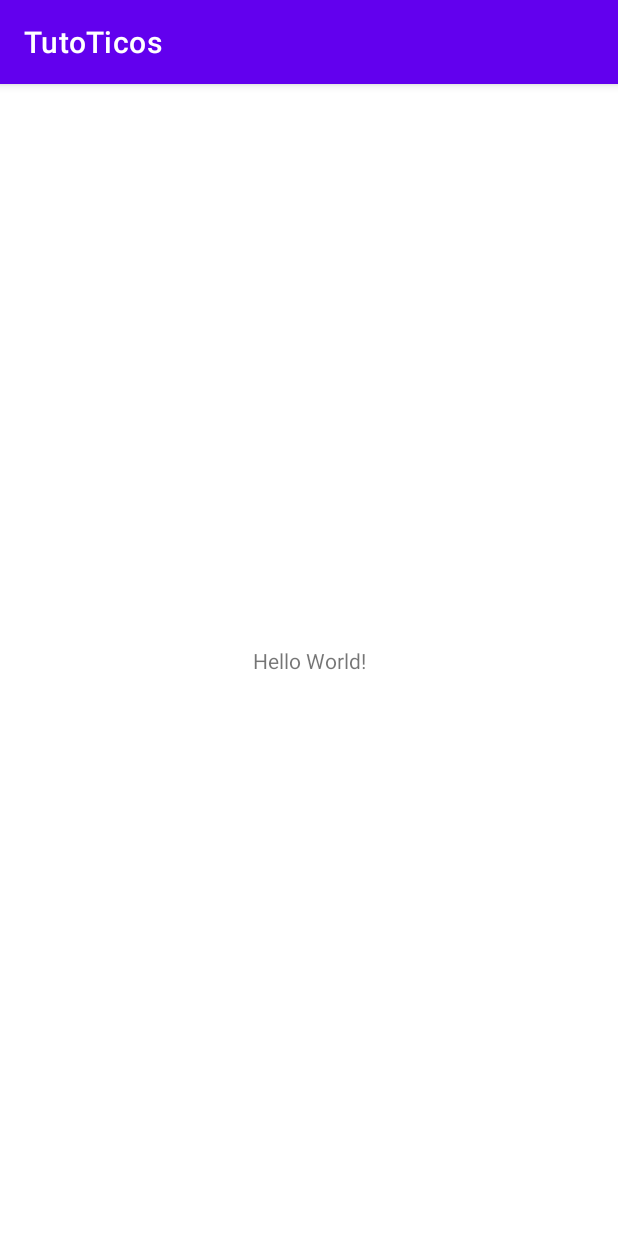
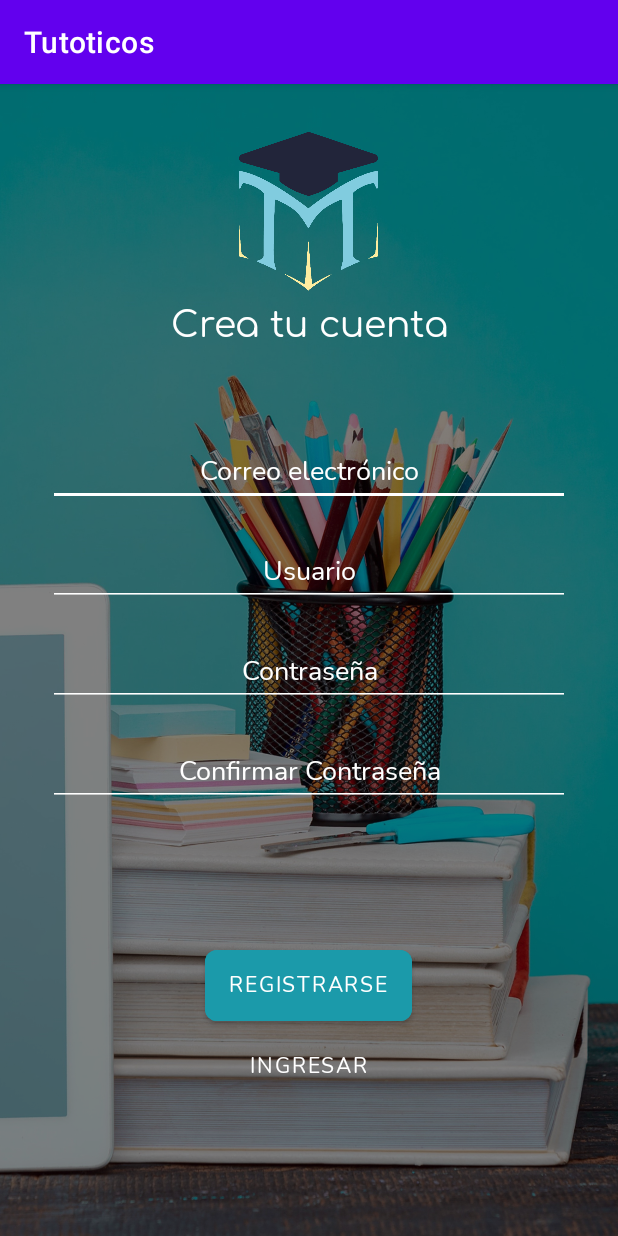
Before and after one commit to nixonfj/TutoTicos, an Android app: the screen it shows after launch (MainActivity before the commit, act_registro after it), on a phone screen of 412 x 824 dp. Run offline under Robolectric (Android 15) with nearby library versions, the light colour scheme and no system bars.

Commit message:
Ventanas registro, perfil, datos principales

```diff
--- a/app/build.gradle
+++ b/app/build.gradle
@@ -6,7 +6,7 @@ android {
     compileSdk 31
 
     defaultConfig {
-        applicationId "ac.ucr.tutoticos"
+        applicationId "com.example.tutoticos"
         minSdk 23
         targetSdk 31
         versionCode 1
--- /dev/null
+++ b/app/src/main/java/com/example/tutoticos/act_registro.java
@@ -0,0 +1,29 @@
+package com.example.tutoticos;
+
+import androidx.appcompat.app.AppCompatActivity;
+
+import android.content.Intent;
+import android.os.Bundle;
+import android.view.View;
+import android.widget.Button;
+
+public class act_registro extends AppCompatActivity {
+
+    Button siguiente;
+
+    @Override
+    protected void onCreate(Bundle savedInstanceState) {
+        super.onCreate(savedInstanceState);
+        setContentView(R.layout.lyt_registro);
+
+        siguiente = findViewById(R.id.btnRegistrar);
+
+        siguiente.setOnClickListener(new View.OnClickListener() {
+            @Override
+            public void onClick(View view) {
+                Intent intent = new Intent(act_registro.this, act_tipo_usuario.class);
+                startActivity(intent);
+            }
+        });
+    }
+}
--- /dev/null
+++ b/app/src/main/res/layout/lyt_registro.xml
@@ -0,0 +1,159 @@
+<?xml version="1.0" encoding="utf-8"?>
+<androidx.constraintlayout.widget.ConstraintLayout xmlns:android="http://schemas.android.com/apk/res/android"
+    xmlns:app="http://schemas.android.com/apk/res-auto"
+    xmlns:tools="http://schemas.android.com/tools"
+    android:layout_width="match_parent"
+    android:layout_height="match_parent"
+    tools:context=".act_registro">
+
+    <ImageView
+        android:id="@+id/imageView2"
+        android:layout_width="match_parent"
+        android:layout_height="match_parent"
+        android:src="@drawable/background_imagen"
+        android:scaleType="centerCrop"
+         />
+
+    <LinearLayout
+        android:layout_width="match_parent"
+        android:layout_height="match_parent"
+        android:background="#7F000000"
+        android:gravity="center"
+        android:orientation="vertical">
+
+        <androidx.constraintlayout.widget.ConstraintLayout
+            android:layout_width="match_parent"
+            android:layout_height="match_parent">
+
+            <LinearLayout
+                android:id="@+id/linearLayout"
+                android:layout_width="match_parent"
+                android:layout_height="wrap_content"
+                android:layout_marginTop="32dp"
+                android:orientation="vertical"
+                app:layout_constraintTop_toTopOf="parent"
+                tools:layout_editor_absoluteX="0dp">
+
+                <ImageView
+                    android:layout_width="106dp"
+                    android:layout_height="106dp"
+
+                    android:layout_gravity="center_horizontal"
+                    android:src="@mipmap/logo" />
+
+                <TextView
+                    android:id="@+id/textView2"
+                    android:layout_width="match_parent"
+                    android:layout_height="wrap_content"
+                    android:fontFamily="@font/comfortaa"
+                    android:text="Crea tu cuenta"
+                    android:textAlignment="center"
+                    android:textColor="@color/white"
+                    android:textSize="24sp" />
+            </LinearLayout>
+
+            <LinearLayout
+                android:id="@+id/linearLayout2"
+                android:layout_width="348dp"
+                android:layout_height="wrap_content"
+                android:orientation="vertical"
+                app:layout_constraintBottom_toBottomOf="parent"
+                app:layout_constraintEnd_toEndOf="parent"
+                app:layout_constraintStart_toStartOf="parent"
+                app:layout_constraintTop_toBottomOf="@+id/linearLayout"
+                app:layout_constraintVertical_bias="0.17000002">
+
+                <EditText
+                    android:id="@+id/editTextTextPersonName"
+                    android:layout_width="match_parent"
+                    android:layout_height="wrap_content"
+                    android:layout_marginBottom="20dp"
+                    android:ems="10"
+                    android:fontFamily="@font/nunito"
+                    android:inputType="textPersonName"
+                    android:text="Correo electrónico"
+                    android:textAlignment="center"
+                    android:textColor="@color/white"
+                    android:hint="Underline color change"
+                    app:backgroundTint="@color/white"
+                    />
+
+                <EditText
+                    android:id="@+id/editTextTextPersonName2"
+                    android:layout_width="match_parent"
+                    android:layout_height="wrap_content"
+                    android:layout_marginBottom="20dp"
+                    android:ems="10"
+                    android:fontFamily="@font/nunito"
+                    android:inputType="textPersonName"
+                    android:text="Usuario"
+                    android:textAlignment="center"
+                    android:textColor="@color/white"
+                    android:hint="Underline color change"
+                    app:backgroundTint="@color/white"
+                    />
+
+                <EditText
+                    android:id="@+id/editTextTextPersonName3"
+                    android:layout_width="match_parent"
+                    android:layout_height="wrap_content"
+                    android:layout_marginBottom="20dp"
+                    android:ems="10"
+                    android:fontFamily="@font/nunito"
+                    android:inputType="textPersonName"
+                    android:text="Contraseña"
+                    android:textAlignment="center"
+                    android:textColor="@color/white"
+                    android:hint="Underline color change"
+                    app:backgroundTint="@color/white"
+                    />
+
+                <EditText
+                    android:id="@+id/editTextTextPersonName4"
+                    android:layout_width="match_parent"
+                    android:layout_height="wrap_content"
+                    android:ems="10"
+                    android:fontFamily="@font/nunito"
+                    android:inputType="textPersonName"
+                    android:text="Confirmar Contraseña"
+                    android:textAlignment="center"
+                    android:textColor="@color/white"
+                    android:hint="Underline color change"
+                    app:backgroundTint="@color/white"
+                    />
+            </LinearLayout>
+
+            <LinearLayout
+                android:layout_width="match_parent"
+                android:layout_height="wrap_content"
+                android:gravity="center_horizontal"
+                android:orientation="vertical"
+                app:layout_constraintBottom_toBottomOf="parent"
+                app:layout_constraintTop_toBottomOf="@+id/linearLayout2">
+
+                <Button
+                    android:id="@+id/btnRegistrar"
+                    android:layout_width="wrap_content"
+                    android:layout_height="59dp"
+                    android:backgroundTint="@color/principal"
+                    android:fontFamily="@font/nunito"
+                    android:text="Registrarse"
+                    android:textColor="@color/white"
+                    app:cornerRadius="8dp" />
+
+                <Button
+                    android:id="@+id/button2"
+                    android:layout_width="wrap_content"
+                    android:layout_height="wrap_content"
+                    android:background="?android:attr/selectableItemBackground"
+                    android:fontFamily="@font/nunito"
+                    android:textColor="@color/white"
+                    android:text="Ingresar" />
+
+            </LinearLayout>
+        </androidx.constraintlayout.widget.ConstraintLayout>
+
+    </LinearLayout>
+
+
+</androidx.constraintlayout.widget.ConstraintLayout>
--- a/app/src/main/res/values-night/themes.xml
+++ b/app/src/main/res/values-night/themes.xml
@@ -1,6 +1,6 @@
 <resources xmlns:tools="http://schemas.android.com/tools">
     <!-- Base application theme. -->
-    <style name="Theme.TutoTicos" parent="Theme.MaterialComponents.DayNight.DarkActionBar">
+    <style name="Theme.Tutoticos" parent="Theme.MaterialComponents.DayNight.DarkActionBar">
         <!-- Primary brand color. -->
         <item name="colorPrimary">@color/purple_200</item>
         <item name="colorPrimaryVariant">@color/purple_700</item>
--- a/app/src/main/res/values/colors.xml
+++ b/app/src/main/res/values/colors.xml
@@ -7,4 +7,7 @@
     <color name="teal_700">#FF018786</color>
     <color name="black">#FF000000</color>
     <color name="white">#FFFFFFFF</color>
+    <color name="principal">#1B9AAA</color>
+    <color name="secundario">#005055</color>
+
 </resources>
--- a/app/src/main/res/values/strings.xml
+++ b/app/src/main/res/values/strings.xml
@@ -1,3 +1,3 @@
 <resources>
-    <string name="app_name">TutoTicos</string>
+    <string name="app_name">Tutoticos</string>
 </resources>
--- a/app/src/main/res/values/themes.xml
+++ b/app/src/main/res/values/themes.xml
@@ -1,6 +1,6 @@
 <resources xmlns:tools="http://schemas.android.com/tools">
     <!-- Base application theme. -->
-    <style name="Theme.TutoTicos" parent="Theme.MaterialComponents.DayNight.DarkActionBar">
+    <style name="Theme.Tutoticos" parent="Theme.MaterialComponents.DayNight.DarkActionBar">
         <!-- Primary brand color. -->
         <item name="colorPrimary">@color/purple_500</item>
         <item name="colorPrimaryVariant">@color/purple_700</item>
--- a/settings.gradle
+++ b/settings.gradle
@@ -6,5 +6,5 @@ dependencyResolutionManagement {
         jcenter() // Warning: this repository is going to shut down soon
     }
 }
-rootProject.name = "TutoTicos"
+rootProject.name = "Tutoticos"
 include ':app'
```
Also changed, not shown: app/src/main/AndroidManifest.xml (+9 -3 lines), app/src/main/java/com/example/tutoticos/act_datos_principales.java (added, +14 -0 lines), app/src/main/java/com/example/tutoticos/act_tipo_usuario.java (added, +38 -0 lines), app/src/main/res/drawable/ic_cuenta.xml (added, +13 -0 lines), app/src/main/res/layout/lyt_datos_principales.xml (added, +154 -0 lines), app/src/main/res/layout/lyt_tipo_usuario.xml (added, +146 -0 lines), app/src/main/res/drawable/background_imagen.jpg (added), app/src/main/res/font/comfortaa.ttf (added), app/src/main/res/font/nunito.ttf (added), app/src/main/res/mipmap-xxhdpi/logo.png (added), gradle/wrapper/gradle-wrapper.properties, 2 other files.
